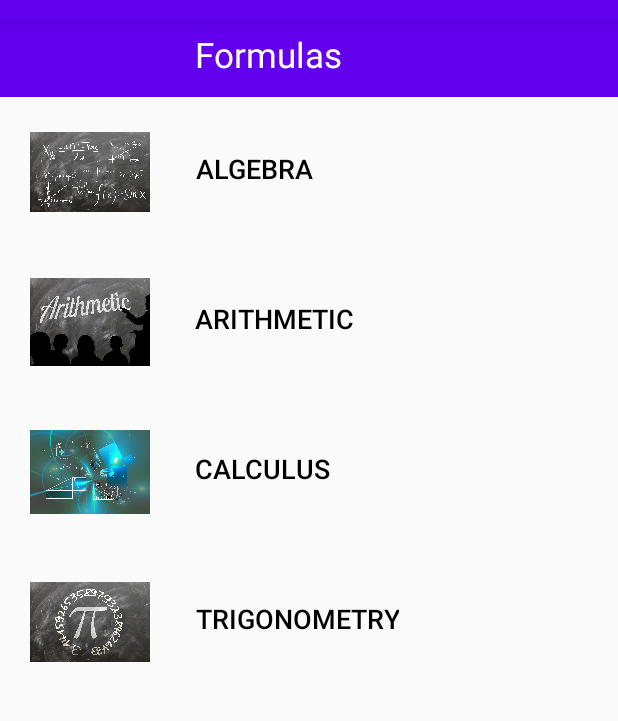
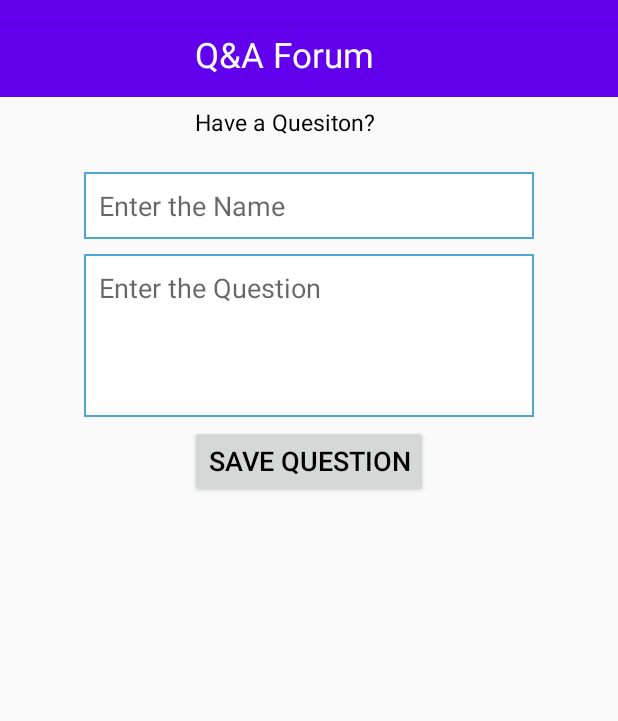
Before and after one commit to seetarampatel/math-master, an Android app: the screen it shows after launch (FormulasActivity before the commit, QuestionAnswerActivity after it), on a phone screen of 412 x 824 dp, the part 62-783 px from its top. Run offline under Robolectric (Android 15) with nearby library versions, the phone set to English and light mode, and no system bars; our stand-ins replace Firebase (no records; nobody signed in at launch, a user with empty details on screens opened directly).

Commit message:
Database Read and Write completed

```diff
--- a/app/build.gradle
+++ b/app/build.gradle
@@ -33,6 +33,7 @@ dependencies {
     implementation 'androidx.constraintlayout:constraintlayout:2.0.1'
     implementation 'com.google.firebase:firebase-firestore:21.4.0'
     implementation 'androidx.recyclerview:recyclerview:1.1.0'
+    implementation 'com.firebaseui:firebase-ui-firestore:6.1.0'
     implementation 'com.google.android.material:material:1.2.1'
     testImplementation 'junit:junit:4.12'
     androidTestImplementation 'androidx.test.ext:junit:1.1.2'
@@ -43,4 +44,5 @@ dependencies {
     implementation platform('com.google.firebase:firebase-bom:26.0.0')
     // Import for Authentication
     implementation 'com.google.firebase:firebase-auth-ktx'
+
 }
--- /dev/null
+++ b/app/src/main/java/com/example/all_in_one_math/QuestionAnswerActivity.kt
@@ -0,0 +1,38 @@
+package com.example.all_in_one_math
+
+import android.content.Intent
+import androidx.appcompat.app.AppCompatActivity
+import android.os.Bundle
+import android.text.TextUtils
+import android.widget.Toast
+import com.google.firebase.firestore.FirebaseFirestore
+import kotlinx.android.synthetic.main.activity_question_answer.*
+
+class QuestionAnswerActivity : AppCompatActivity() {
+    override fun onCreate(savedInstanceState: Bundle?) {
+        super.onCreate(savedInstanceState)
+        setContentView(R.layout.activity_question_answer)
+
+        saveQuestionButton.setOnClickListener {
+            if((!TextUtils.isEmpty(questionPublisherName.text)) && (!TextUtils.isEmpty(questionEditText.text))) {
+                val forum = QAForum()
+                forum.userName = questionPublisherName.text.toString().trim()
+                forum.question = questionEditText.text.toString().trim()
+
+                val database = FirebaseFirestore.getInstance().collection("questions")
+                forum.id = database.document().id
+                database.document(forum.id!!).set(forum)
+
+                questionPublisherName.setText("")
+                questionEditText.setText("")
+                Toast.makeText(this, "Question Posted", Toast.LENGTH_LONG).show()
+
+                val intent = Intent(applicationContext, DisplayQuestionAnswer::class.java)
+                startActivity(intent)
+            }
+            else {
+                Toast.makeText(this,"Please try again", Toast.LENGTH_LONG).show()
+            }
+        }
+    }
+}
--- /dev/null
+++ b/app/src/main/res/drawable/boarder.xml
@@ -0,0 +1,8 @@
+<?xml version="1.0" encoding="utf-8"?>
+<!-- Reference: Tutorials Point -->
+<!-- Link: https://www.tutorialspoint.com/how-do-i-put-a-border-around-an-android-textview -->
+<shape xmlns:android="http://schemas.android.com/apk/res/android">
+    <solid android:color="@android:color/white" />
+    <stroke android:width="1dip" android:color="#4fa5d5"/>
+    <padding android:bottom="10dp" android:left="10dp" android:right="10dp" android:top="10dp"/>
+</shape>
--- /dev/null
+++ b/app/src/main/res/drawable/ic_baseline_supervised_user_circle_48.xml
@@ -0,0 +1,5 @@
+<vector android:height="48dp" android:tint="#FFFFFF"
+    android:viewportHeight="24" android:viewportWidth="24"
+    android:width="48dp" xmlns:android="http://schemas.android.com/apk/res/android">
+    <path android:fillColor="@android:color/white" android:pathData="M11.99,2c-5.52,0 -10,4.48 -10,10s4.48,10 10,10 10,-4.48 10,-10 -4.48,-10 -10,-10zM15.6,8.34c1.07,0 1.93,0.86 1.93,1.93 0,1.07 -0.86,1.93 -1.93,1.93 -1.07,0 -1.93,-0.86 -1.93,-1.93 -0.01,-1.07 0.86,-1.93 1.93,-1.93zM9.6,6.76c1.3,0 2.36,1.06 2.36,2.36 0,1.3 -1.06,2.36 -2.36,2.36s-2.36,-1.06 -2.36,-2.36c0,-1.31 1.05,-2.36 2.36,-2.36zM9.6,15.89v3.75c-2.4,-0.75 -4.3,-2.6 -5.14,-4.96 1.05,-1.12 3.67,-1.69 5.14,-1.69 0.53,0 1.2,0.08 1.9,0.22 -1.64,0.87 -1.9,2.02 -1.9,2.68zM11.99,20c-0.27,0 -0.53,-0.01 -0.79,-0.04v-4.07c0,-1.42 2.94,-2.13 4.4,-2.13 1.07,0 2.92,0.39 3.84,1.15 -1.17,2.97 -4.06,5.09 -7.45,5.09z"/>
+</vector>
--- /dev/null
+++ b/app/src/main/res/layout/activity_question_answer.xml
@@ -0,0 +1,80 @@
+<?xml version="1.0" encoding="utf-8"?>
+<androidx.constraintlayout.widget.ConstraintLayout xmlns:android="http://schemas.android.com/apk/res/android"
+    xmlns:app="http://schemas.android.com/apk/res-auto"
+    xmlns:tools="http://schemas.android.com/tools"
+    android:layout_width="match_parent"
+    android:layout_height="match_parent"
+    tools:context=".QuestionAnswerActivity">
+
+    <TextView
+        android:id="@+id/QAForumHeadingTextView"
+        android:layout_width="match_parent"
+        android:layout_height="@dimen/title_height"
+        android:background="@color/colorPrimary"
+        android:text="@string/QAForum_header"
+        android:textColor="@color/white"
+        android:textSize="@dimen/heading"
+        android:textFontWeight="700"
+        app:layout_constraintStart_toStartOf="parent"
+        app:layout_constraintEnd_toEndOf="parent"
+        app:layout_constraintTop_toTopOf="parent"
+        android:paddingTop="@dimen/title_top_padding"
+        android:paddingLeft="@dimen/title_left_padding"/>
+
+
+    <TextView
+        android:id="@+id/askQuestionTitle"
+        android:layout_width="match_parent"
+        android:layout_height="@dimen/title_height"
+        android:text="@string/ask_question_title"
+        android:textColor="@color/black"
+        android:textSize="15sp"
+        android:textFontWeight="300"
+        app:layout_constraintStart_toStartOf="parent"
+        app:layout_constraintEnd_toEndOf="parent"
+        app:layout_constraintTop_toBottomOf="@+id/QAForumHeadingTextView"
+        android:paddingTop="@dimen/title_top_padding"
+        android:paddingLeft="@dimen/title_left_padding"/>
+
+    <EditText
+        android:id="@+id/questionPublisherName"
+        android:layout_width="300dp"
+        android:layout_height="wrap_content"
+        app:layout_constraintStart_toStartOf="parent"
+        app:layout_constraintEnd_toEndOf="parent"
+        app:layout_constraintTop_toBottomOf="@+id/askQuestionTitle"
+        android:ems="10"
+        android:hint="Enter the Name"
+        android:background="@drawable/boarder"
+        style="@style/Widget.AppCompat.EditText"/>
+
+    <EditText
+        android:id="@+id/questionEditText"
+        android:layout_width="300dp"
+        android:layout_height="wrap_content"
+        app:layout_constraintStart_toStartOf="parent"
+        android:layout_marginTop="10dp"
+        app:layout_constraintEnd_toEndOf="parent"
+        app:layout_constraintTop_toBottomOf="@+id/questionPublisherName"
+        android:ems="10"
+        android:maxLines="4"
+        android:lines="4"
+        android:gravity="start|top"
+        android:hint="Enter the Question"
+        android:background="@drawable/boarder"
+        android:inputType="textMultiLine" />
+
+    <Button
+        android:id="@+id/saveQuestionButton"
+        android:layout_width="wrap_content"
+        android:layout_height="wrap_content"
+        android:layout_marginTop="@dimen/formula_button_top_margin"
+        app:layout_constraintStart_toStartOf="parent"
+        app:layout_constraintEnd_toEndOf="parent"
+        app:layout_constraintTop_toBottomOf="@+id/questionEditText"
+        android:text="Save Question"
+        android:textColor="@color/black"
+        android:textFontWeight="500"
+        android:textSize="@dimen/formula_button_size" />
+
+</androidx.constraintlayout.widget.ConstraintLayout>
--- a/app/src/main/res/values/strings.xml
+++ b/app/src/main/res/values/strings.xml
@@ -7,4 +7,7 @@
     <string name="title_formula_detail">Formula Detail</string>
     <string name="Formula_heading">Formulas</string>
     <string name="formula_header">Formulas</string>
+    <string name="QAForum_header"><![CDATA[Q&A Forum]]></string>
+    <string name="ask_question_title">"Have a Quesiton? "</string>
+    <string name="display_questions_header">All Questions</string>
 </resources>
```
Also changed, not shown: app/src/main/AndroidManifest.xml (+9 -8 lines), app/src/main/java/com/example/all_in_one_math/DisplayQuestionAnswer.kt (added, +67 -0 lines), app/src/main/java/com/example/all_in_one_math/QAForum.kt (added, +15 -0 lines), app/src/main/res/layout/activity_display_question_answer.xml (added, +30 -0 lines), app/src/main/res/layout/item_question.xml (added, +43 -0 lines).
